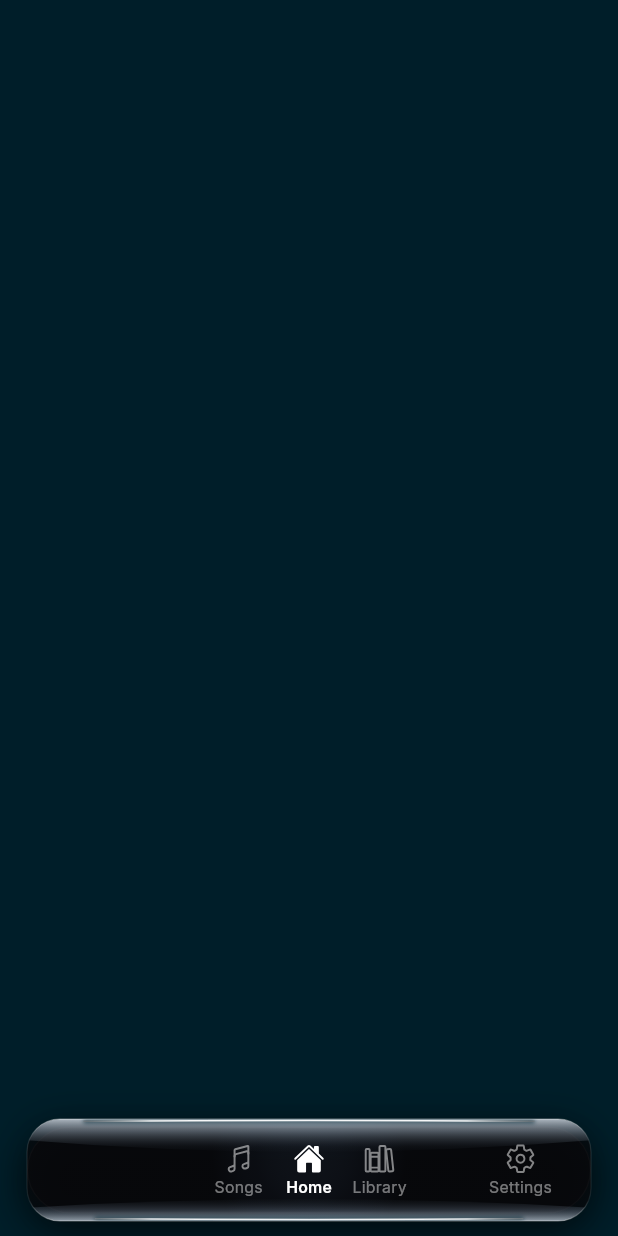
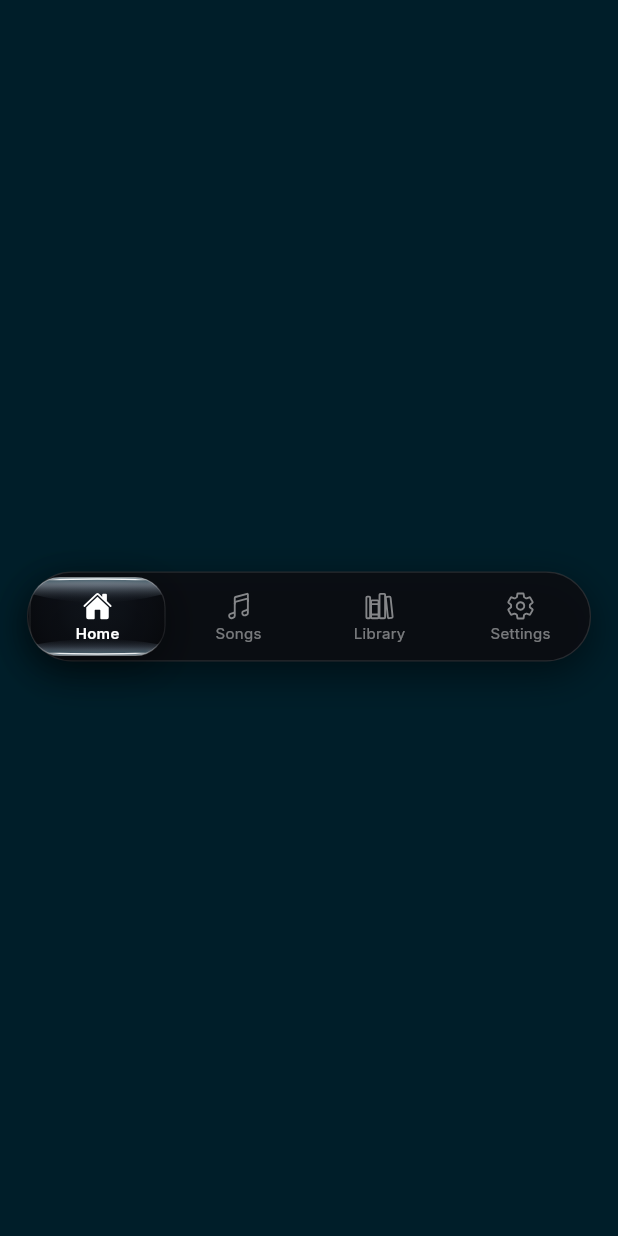
Before and after one commit to Tanatos-theOnly/Symphony-Music, a Flutter app: the BottomNavBar widget shown alone on an empty page, opened directly, on a phone screen of 412 x 824 dp. Run offline on Flutter 3.47's test engine with Material 3 defaults, Android fonts, the phone set to English and light mode, and no system bars; our stand-ins replace app_links, audio_service, audio_video_progress_bar, buttons_tabbar, cached_network_image, dio and 16 more; missing offline and left inert: audiotags, flutter_lyric, jni, just_audio_media_kit, media_kit, smtc_windows and 5 more; accounts and stored records are empty; network calls fail.

Commit message:
feat(ui): fix bottom dock 3D pebble direct stack architecture, zero grey strip & settings routing (v1.12.12)

```diff
--- a/lib/ui/home.dart
+++ b/lib/ui/home.dart
@@ -91,13 +91,16 @@ class _HomeState extends State<Home> {
         },
         child: Obx(
           () => Scaffold(
+              extendBody: settingsScreenController.isBottomNavBarEnabled.isTrue,
               bottomNavigationBar: settingsScreenController
                       .isBottomNavBarEnabled.isTrue
                   ? Theme(
                       data: Theme.of(context).copyWith(
                         canvasColor: Colors.transparent,
-                        splashColor: Colors.transparent,
-                        highlightColor: Colors.transparent,
+                        bottomAppBarTheme: const BottomAppBarThemeData(
+                          color: Colors.transparent,
+                          elevation: 0,
+                        ),
                       ),
                       child: ScrollToHideWidget(
                           isVisible: homeScreenController.isHomeSreenOnTop.isTrue &&
--- a/lib/ui/widgets/bottom_nav_bar.dart
+++ b/lib/ui/widgets/bottom_nav_bar.dart
@@ -30,29 +30,35 @@ class BottomNavBar extends StatelessWidget {
       final selectedIndex = rawIndex.clamp(0, tabs.length - 1);
       final bottomPadding = MediaQuery.of(context).padding.bottom;
 
-      return Material(
-        type: MaterialType.transparency,
-        child: Align(
-          alignment: Alignment.bottomCenter,
-          child: ConstrainedBox(
-            constraints: const BoxConstraints(maxWidth: 440),
-            child: Container(
+      return SafeArea(
+        top: false,
+        child: Padding(
           padding: EdgeInsets.only(
-                bottom: bottomPadding > 0 ? bottomPadding : 10,
-                left: 18,
-                right: 18,
+            bottom: bottomPadding > 0 ? 0 : 8,
             top: 6,
           ),
-              color: Colors.transparent,
+          child: LayoutBuilder(
+            builder: (context, constraints) {
+              final totalWidth = constraints.maxWidth;
+              final trackWidth = (totalWidth - 36.0).clamp(300.0, 420.0);
+              final tabWidth = trackWidth / tabs.length;
+              final pebbleWidth = (tabWidth - 4.0).clamp(60.0, 96.0);
+              const pebbleHeight = 52.0;
+              const trackHeight = 60.0;
+              final targetLeft = (selectedIndex * tabWidth) + (tabWidth - pebbleWidth) / 2;
+
+              return Center(
                 child: SizedBox(
-                height: 68,
+                  width: trackWidth,
+                  height: trackHeight,
                   child: Stack(
                     clipBehavior: Clip.none,
                     alignment: Alignment.center,
                     children: [
                       // 1. The Elongated Matte Obsidian Pill Dock Track
                       Container(
-                      height: 58,
+                        width: trackWidth,
+                        height: trackHeight,
                         decoration: BoxDecoration(
                           color: const Color(0xF20B0D12),
                           borderRadius: BorderRadius.circular(32),
@@ -70,38 +76,29 @@ class BottomNavBar extends StatelessWidget {
                         ),
                       ),
 
-                    // 2. The 3D Liquid Glass Pebble Indicator (Exact Centering & Fluid Sliding)
-                    LayoutBuilder(
-                      builder: (context, constraints) {
-                        final totalWidth = constraints.maxWidth;
-                        final tabWidth = totalWidth / tabs.length;
-                        final pebbleWidth = (tabWidth - 4.0).clamp(64.0, 96.0);
-                        const pebbleHeight = 66.0;
-                        final targetLeft = (selectedIndex * tabWidth) +
-                            (tabWidth - pebbleWidth) / 2;
-
-                        return AnimatedPositioned(
+                      // 2. The 3D Liquid Glass Pebble Indicator (DIRECT CHILD OF STACK!)
+                      AnimatedPositioned(
                         duration: const Duration(milliseconds: 320),
                         curve: Curves.easeOutCubic,
                         left: targetLeft,
-                          top: (68 - pebbleHeight) / 2,
+                        top: (trackHeight - pebbleHeight) / 2,
                         width: pebbleWidth,
                         height: pebbleHeight,
                         child: IgnorePointer(
                           child: LiquidGlassPebble(
-                              borderRadius: BorderRadius.circular(22),
+                            borderRadius: BorderRadius.circular(20),
                             chromaticColor: activeColor,
                             highlightIntensity: 1.0,
                             hasDropShadow: true,
                             padding: const EdgeInsets.symmetric(
-                                  horizontal: 4, vertical: 4),
+                                horizontal: 2, vertical: 2),
                             child: Column(
                               mainAxisSize: MainAxisSize.min,
                               mainAxisAlignment: MainAxisAlignment.center,
                               children: [
                                 Icon(
                                   tabs[selectedIndex]['activeIcon'] as IconData,
-                                    size: 21,
+                                  size: 20,
                                   color: Colors.white,
                                   shadows: [
                                     Shadow(
@@ -117,7 +114,7 @@ class BottomNavBar extends StatelessWidget {
                                   maxLines: 1,
                                   overflow: TextOverflow.ellipsis,
                                   style: const TextStyle(
-                                      fontSize: 10.5,
+                                    fontSize: 10,
                                     fontWeight: FontWeight.w600,
                                     color: Colors.white,
                                     letterSpacing: 0.2,
@@ -127,23 +124,17 @@ class BottomNavBar extends StatelessWidget {
                             ),
                           ),
                         ),
-                        );
-                      },
                       ),
 
-                    // 3. Tab Touch Zones & Inactive Icons with Seamless Scrubbing Gesture
-                    LayoutBuilder(
-                      builder: (context, constraints) {
-                        final totalWidth = constraints.maxWidth;
-
-                        return GestureDetector(
+                      // 3. Tab Touch Zones & Inactive Icons (DIRECT CHILD OF STACK!)
+                      GestureDetector(
                         behavior: HitTestBehavior.translucent,
                         onHorizontalDragDown: (details) {
-                            _onHorizontalScrub(details.localPosition.dx, totalWidth,
+                          _onHorizontalScrub(details.localPosition.dx, trackWidth,
                               tabs.length, homeScreenController);
                         },
                         onHorizontalDragUpdate: (details) {
-                            _onHorizontalScrub(details.localPosition.dx, totalWidth,
+                          _onHorizontalScrub(details.localPosition.dx, trackWidth,
                               tabs.length, homeScreenController);
                         },
                         child: Row(
@@ -151,12 +142,13 @@ class BottomNavBar extends StatelessWidget {
                             final isSelected = selectedIndex == index;
                             final tab = tabs[index];
 
-                              return Expanded(
+                            return SizedBox(
+                              width: tabWidth,
+                              height: trackHeight,
                               child: FlowyButton(
                                 onTap: () => homeScreenController
                                     .onBottonBarTabSelected(index),
                                 child: Container(
-                                    height: 58,
                                   color: Colors.transparent,
                                   child: AnimatedOpacity(
                                     duration: const Duration(milliseconds: 200),
@@ -167,7 +159,7 @@ class BottomNavBar extends StatelessWidget {
                                       children: [
                                         Icon(
                                           tab['icon'] as IconData,
-                                            size: 21,
+                                          size: 20,
                                           color: Colors.white
                                               .withValues(alpha: 0.50),
                                         ),
@@ -177,7 +169,7 @@ class BottomNavBar extends StatelessWidget {
                                           maxLines: 1,
                                           overflow: TextOverflow.ellipsis,
                                           style: TextStyle(
-                                              fontSize: 10.5,
+                                            fontSize: 10,
                                             fontWeight: FontWeight.w400,
                                             color: Colors.white
                                                 .withValues(alpha: 0.45),
@@ -192,13 +184,12 @@ class BottomNavBar extends StatelessWidget {
                             );
                           }),
                         ),
-                        );
-                      },
                       ),
                     ],
                   ),
                 ),
-            ),
+              );
+            },
           ),
         ),
       );
--- a/pubspec.yaml
+++ b/pubspec.yaml
@@ -16,7 +16,7 @@ publish_to: "none" # Remove this line if you wish to publish to pub.dev
 # https://developer.apple.com/library/archive/documentation/General/Reference/InfoPlistKeyReference/Articles/CoreFoundationKeys.html
 # In Windows, build-name is used as the major, minor, and patch parts
 # of the product and file versions while build-number is used as the build suffix.
-version: 1.12.11+36
+version: 1.12.12+37
 
 environment:
   sdk: ">=3.1.5 <4.0.0"
```
Lines whose indentation alone changed are shown as unchanged.
